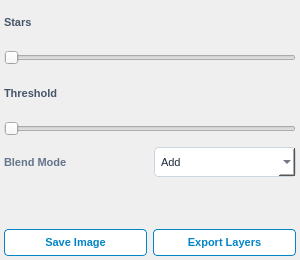
Old version of the form src/startrails/ui/step_finish_recombine.ui in the repository gkyle/startrails.
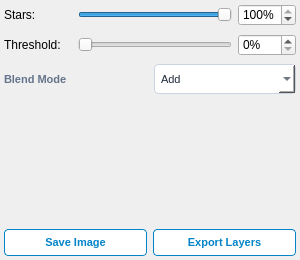
New version of the form.

What changed in the file:
```diff
--- a/src/startrails/ui/step_finish_recombine.ui
+++ b/src/startrails/ui/step_finish_recombine.ui
@@ -11,17 +11,7 @@
    </rect>
   </property>
   <property name="styleSheet">
-   <string notr="true">QLabel#lbl_star_amount_title, QLabel#lbl_star_threshold_title {
-    font-size: 11px;
-    font-weight: 600;
-    color: #475569;
-}
-QLabel#lbl_star_amount_value, QLabel#lbl_star_threshold_value {
-    font-size: 11px;
-    font-weight: 600;
-    color: #0369a1;
-}
-QLabel#lbl_fin_mode {
+   <string notr="true">QLabel#lbl_fin_mode {
     font-size: 11px;
     font-weight: 500;
     color: #64748b;
@@ -91,31 +81,46 @@
     <number>4</number>
    </property>
    <item>
-    <layout class="QHBoxLayout" name="star_amount_header_layout">
+    <layout class="QHBoxLayout" name="star_amount_row">
+     <property name="spacing">
+      <number>6</number>
+     </property>
      <item>
       <widget class="QLabel" name="lbl_star_amount_title">
-       <property name="text">
-        <string>Stars</string>
+       <property name="minimumSize">
+        <size>
+         <width>68</width>
+         <height>0</height>
+        </size>
        </property>
-      </widget>
-     </item>
-     <item>
-      <widget class="QLabel" name="lbl_star_amount_value">
+       <property name="maximumSize">
+        <size>
+         <width>68</width>
+         <height>16777215</height>
+        </size>
+       </property>
        <property name="text">
-        <string/>
+        <string>Stars:</string>
        </property>
-       <property name="alignment">
-        <set>Qt::AlignmentFlag::AlignRight|Qt::AlignmentFlag::AlignTrailing|Qt::AlignmentFlag::AlignVCenter</set>
+       <property name="buddy">
+        <cstring>spin_star_amount</cstring>
        </property>
       </widget>
-     </item>
-    </layout>
    </item>
    <item>
     <widget class="QSlider" name="slider_star_amount">
+       <property name="minimumSize">
+        <size>
+         <width>60</width>
+         <height>0</height>
+        </size>
+       </property>
      <property name="orientation">
       <enum>Qt::Orientation::Horizontal</enum>
      </property>
+       <property name="minimum">
+        <number>0</number>
+       </property>
      <property name="maximum">
       <number>100</number>
      </property>
@@ -125,37 +130,88 @@
      <property name="pageStep">
       <number>10</number>
      </property>
+       <property name="value">
+        <number>100</number>
+       </property>
      <property name="tracking">
       <bool>true</bool>
      </property>
     </widget>
    </item>
    <item>
-    <layout class="QHBoxLayout" name="star_threshold_header_layout">
+      <widget class="QSpinBox" name="spin_star_amount">
+       <property name="maximumSize">
+        <size>
+         <width>62</width>
+         <height>16777215</height>
+        </size>
+       </property>
+       <property name="accessibleName">
+        <string>Stars</string>
+       </property>
+       <property name="styleSheet">
+        <string notr="true"/>
+       </property>
+       <property name="suffix">
+        <string>%</string>
+       </property>
+       <property name="minimum">
+        <number>0</number>
+       </property>
+       <property name="maximum">
+        <number>100</number>
+       </property>
+       <property name="singleStep">
+        <number>1</number>
+       </property>
+       <property name="value">
+        <number>100</number>
+       </property>
+      </widget>
+     </item>
+    </layout>
+   </item>
+   <item>
+    <layout class="QHBoxLayout" name="star_threshold_row">
+     <property name="spacing">
+      <number>6</number>
+     </property>
      <item>
       <widget class="QLabel" name="lbl_star_threshold_title">
-       <property name="text">
-        <string>Threshold</string>
+       <property name="minimumSize">
+        <size>
+         <width>68</width>
+         <height>0</height>
+        </size>
        </property>
-      </widget>
-     </item>
-     <item>
-      <widget class="QLabel" name="lbl_star_threshold_value">
+       <property name="maximumSize">
+        <size>
+         <width>68</width>
+         <height>16777215</height>
+        </size>
+       </property>
        <property name="text">
-        <string/>
+        <string>Threshold:</string>
        </property>
-       <property name="alignment">
-        <set>Qt::AlignmentFlag::AlignRight|Qt::AlignmentFlag::AlignTrailing|Qt::AlignmentFlag::AlignVCenter</set>
+       <property name="buddy">
+        <cstring>spin_star_threshold</cstring>
        </property>
       </widget>
-     </item>
-    </layout>
    </item>
    <item>
     <widget class="QSlider" name="slider_star_threshold">
+       <property name="minimumSize">
+        <size>
+         <width>60</width>
+         <height>0</height>
+        </size>
+       </property>
      <property name="orientation">
       <enum>Qt::Orientation::Horizontal</enum>
      </property>
+       <property name="minimum">
+        <number>0</number>
+       </property>
      <property name="maximum">
       <number>100</number>
      </property>
@@ -165,10 +221,46 @@
      <property name="pageStep">
       <number>10</number>
      </property>
+       <property name="value">
+        <number>0</number>
+       </property>
      <property name="tracking">
       <bool>true</bool>
      </property>
     </widget>
+     </item>
+     <item>
+      <widget class="QSpinBox" name="spin_star_threshold">
+       <property name="maximumSize">
+        <size>
+         <width>62</width>
+         <height>16777215</height>
+        </size>
+       </property>
+       <property name="accessibleName">
+        <string>Star threshold</string>
+       </property>
+       <property name="styleSheet">
+        <string notr="true"/>
+       </property>
+       <property name="suffix">
+        <string>%</string>
+       </property>
+       <property name="minimum">
+        <number>0</number>
+       </property>
+       <property name="maximum">
+        <number>100</number>
+       </property>
+       <property name="singleStep">
+        <number>1</number>
+       </property>
+       <property name="value">
+        <number>0</number>
+       </property>
+      </widget>
+     </item>
+    </layout>
    </item>
    <item>
     <layout class="QHBoxLayout" name="fin_mode_layout">
```
Lines whose indentation alone changed are shown as unchanged.
